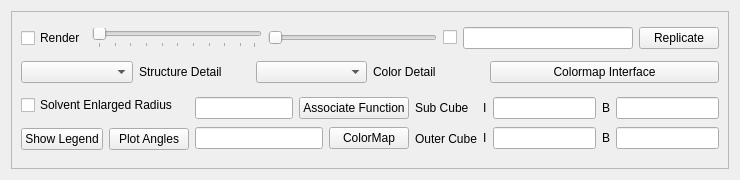
First picture: the form in src/DataManager/BallAndStickDataManager/BallAndStickRenderingPropertiesBase.ui, repository transfix/TexMol, before the edit.
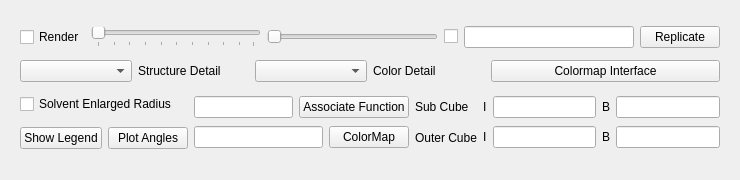
Second picture: the form after the edit.

Patch:
```diff
--- a/src/DataManager/BallAndStickDataManager/BallAndStickRenderingPropertiesBase.ui
+++ b/src/DataManager/BallAndStickDataManager/BallAndStickRenderingPropertiesBase.ui
@@ -22,9 +22,6 @@
   <layout class="QGridLayout" name="gridLayout_13">
    <item row="0" column="0">
     <widget class="QFrame" name="frame">
-     <property name="frameShape">
-      <enum>QFrame::StyledPanel</enum>
-     </property>
      <property name="frameShadow">
       <enum>QFrame::Raised</enum>
      </property>
```
